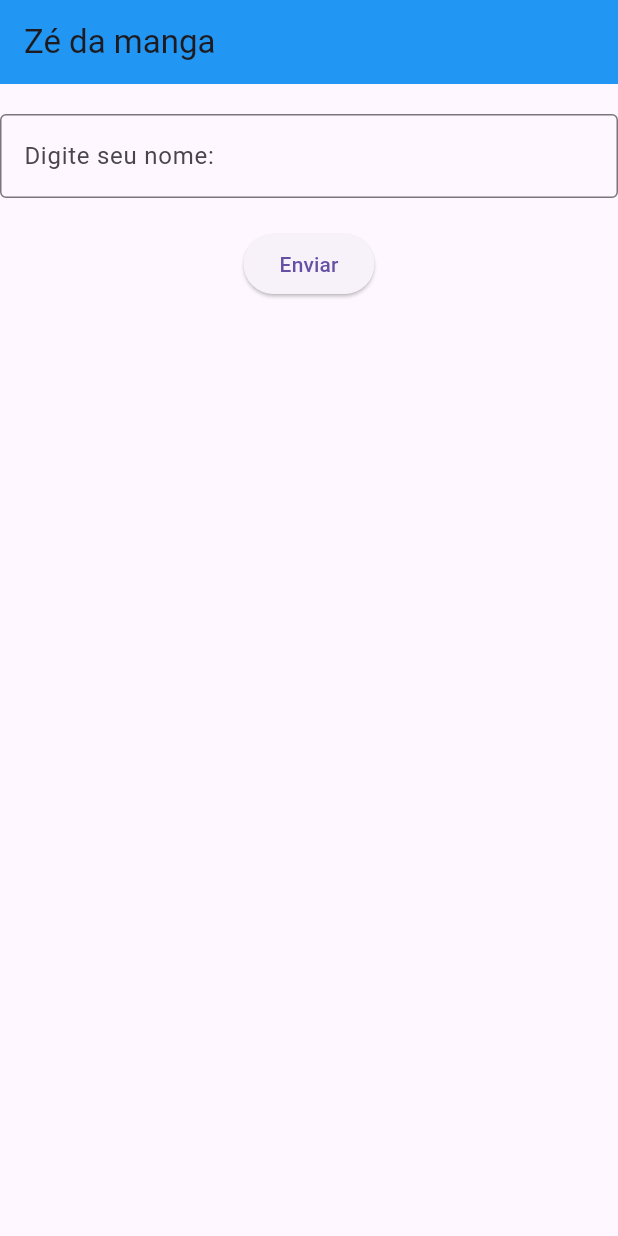
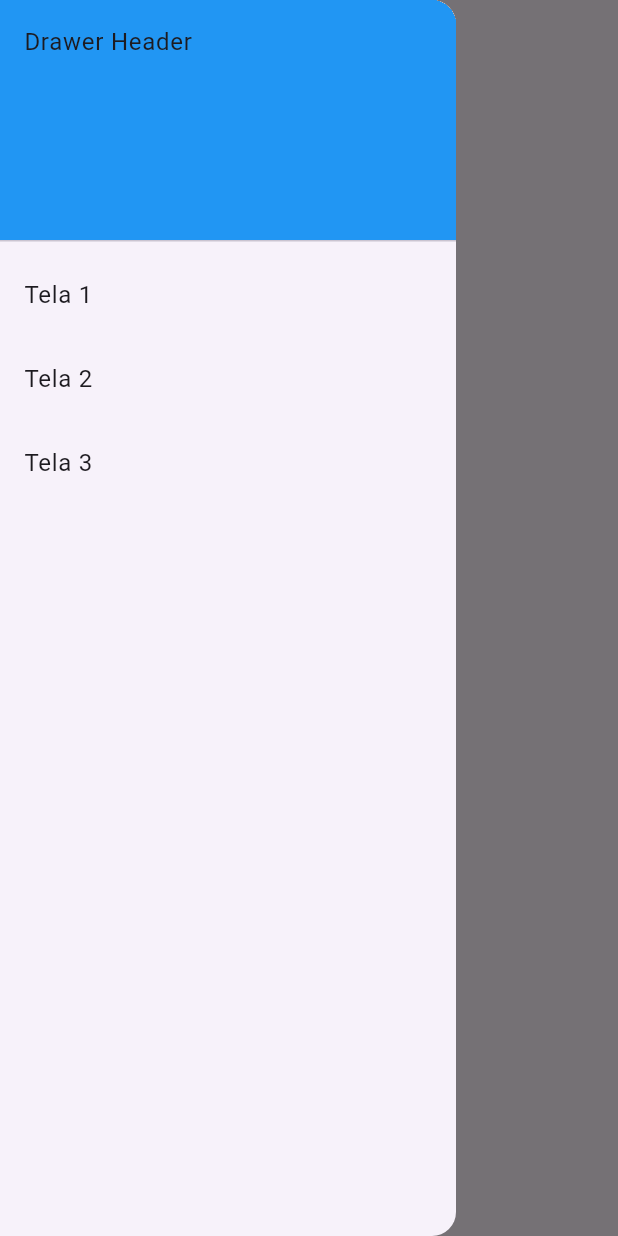
Before and after one commit to israeloriente/Unipe---Programac-a-o-para-dispositivos-mo-veis, a Flutter app: the screen it shows after launch, with the side drawer open (before the commit the screen has no drawer), on a phone screen of 412 x 824 dp. Run offline on Flutter 3.47's test engine with Material 3 defaults, Android fonts, the phone set to English and light mode, and no system bars.

Commit message:
Tarefa de casa 2

```diff
--- a/lib/main.dart
+++ b/lib/main.dart
@@ -1,58 +1,88 @@
 import 'package:flutter/material.dart';
 
-void main() => runApp(MyApp());
-
-class BoasVindas extends StatefulWidget {
-  BoasVindasState createState() => BoasVindasState();
+void main() {
+  runApp(MyApp());
 }
 
-class BoasVindasState extends State<BoasVindas> {
-  String mensagem = "";
-  final controllerName = TextEditingController();
+class MyApp extends StatelessWidget {
+  @override
+  Widget build(BuildContext context) {
+    return MaterialApp(
+        debugShowCheckedModeBanner: false, home: PaginaInicial());
+  }
+}
 
-  bool isValid() {
-    return controllerName.text == "sport1987" ? true : false;
-  }
+class PaginaInicial extends StatefulWidget {
+  @override
+  PaginaInicialState createState() => new PaginaInicialState();
+}
 
-  Widget ValidText() {
-    return (controllerName.text != "")
-        ? (isValid() ? Text("É válido ✅") : Text("Inválido ❌"))
-        : SizedBox();
+class PaginaInicialState extends State<PaginaInicial> {
+  int index = 0;
+
+  Widget mudarTela() {
+    switch (index) {
+      case 0:
+        return Container(
+          child: Text('Bem vindo a tela Principal'),
+        );
+      case 1:
+        return Container(
+          child: Text('Bem vindo a tela 1'),
+        );
+      case 2:
+        return Container(
+          child: Text('Bem vindo a tela 2'),
+        );
+      case 3:
+        return Container(
+          child: Text('Bem vindo a tela 3'),
+        );
+    }
+
+    return Text('');
   }
 
   @override
   Widget build(BuildContext context) {
-    return Container(
-      child: Column(
-        children: [
-          SizedBox(height: 20),
-          TextField(
-            controller: controllerName,
-            decoration: InputDecoration(
-              border: OutlineInputBorder(),
-              labelText: "Digite seu nome:",
-              hintText: 'Digite seu nome',
+    return new Scaffold(
+      appBar: new AppBar(title: new Text("Drawer")),
+      body: mudarTela(),
+      drawer: new Drawer(
+        child: new ListView(children: [
+          DrawerHeader(
+            child: Text('Drawer Header'),
+            decoration: BoxDecoration(
+              color: Colors.blue,
             ),
           ),
-          SizedBox(height: 20),
-          ElevatedButton(
-            child: Text("Enviar"),
-            onPressed: () => setState(() {}),
-          ),
-          SizedBox(height: 20),
-          ValidText()
-        ],
+          ListTile(
+              title: Text('Tela 1'),
+              onTap: () {
+                setState(() {
+                  index = 1;
+                });
+
+                Navigator.pop(context);
+              }),
+          ListTile(
+              title: Text('Tela 2'),
+              onTap: () {
+                setState(() {
+                  index = 2;
+                });
+                Navigator.pop(context);
+              }),
+          ListTile(
+              title: Text('Tela 3'),
+              onTap: () {
+                setState(() {
+                  index = 3;
+                });
+                Navigator.pop(context);
+              })
+        ]),
       ),
     );
   }
 }
-
-class MyApp extends StatelessWidget {
-  Widget build(BuildContext context) {
-    return MaterialApp(
-        home: Scaffold(
-            appBar: AppBar(
-                title: Text("Zé da manga"), backgroundColor: Colors.blue),
-            body: Column(children: [BoasVindas()])));
-  }
-}
```
